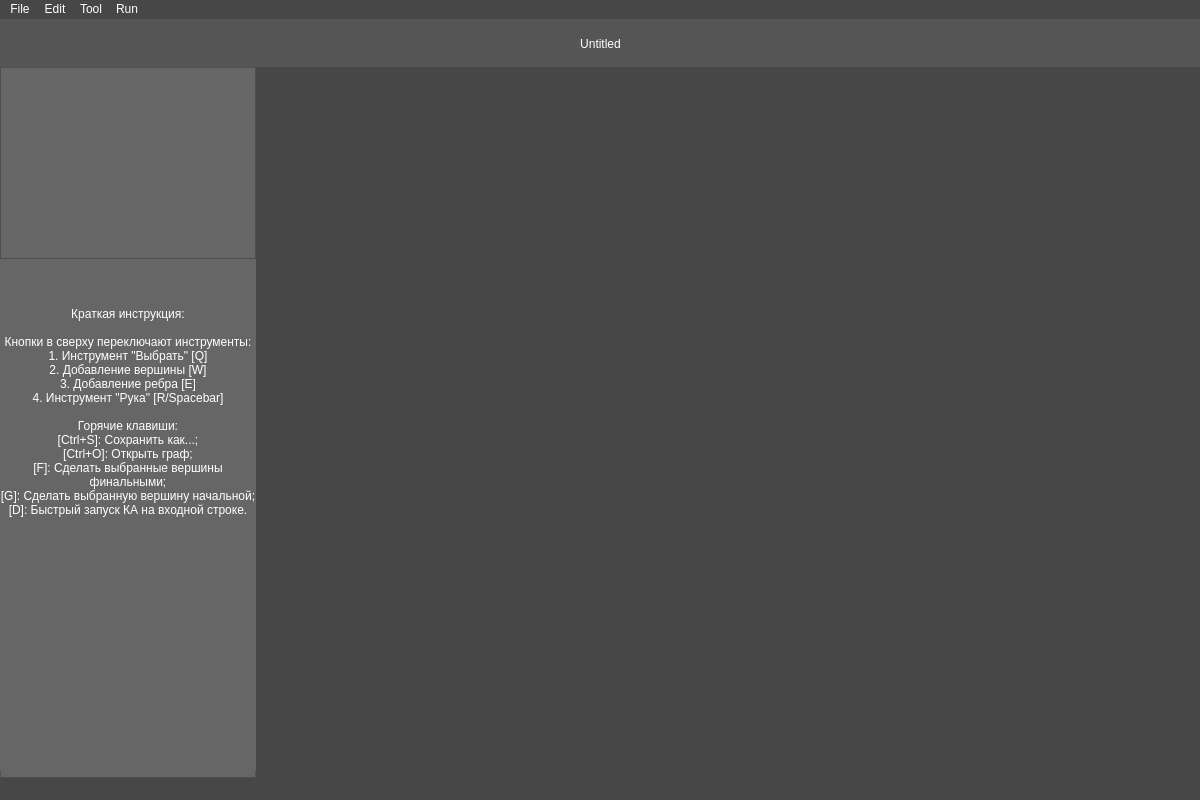
kaizxr/cafl, file res/ui/sandboxwindow.ui: the form before one commit.
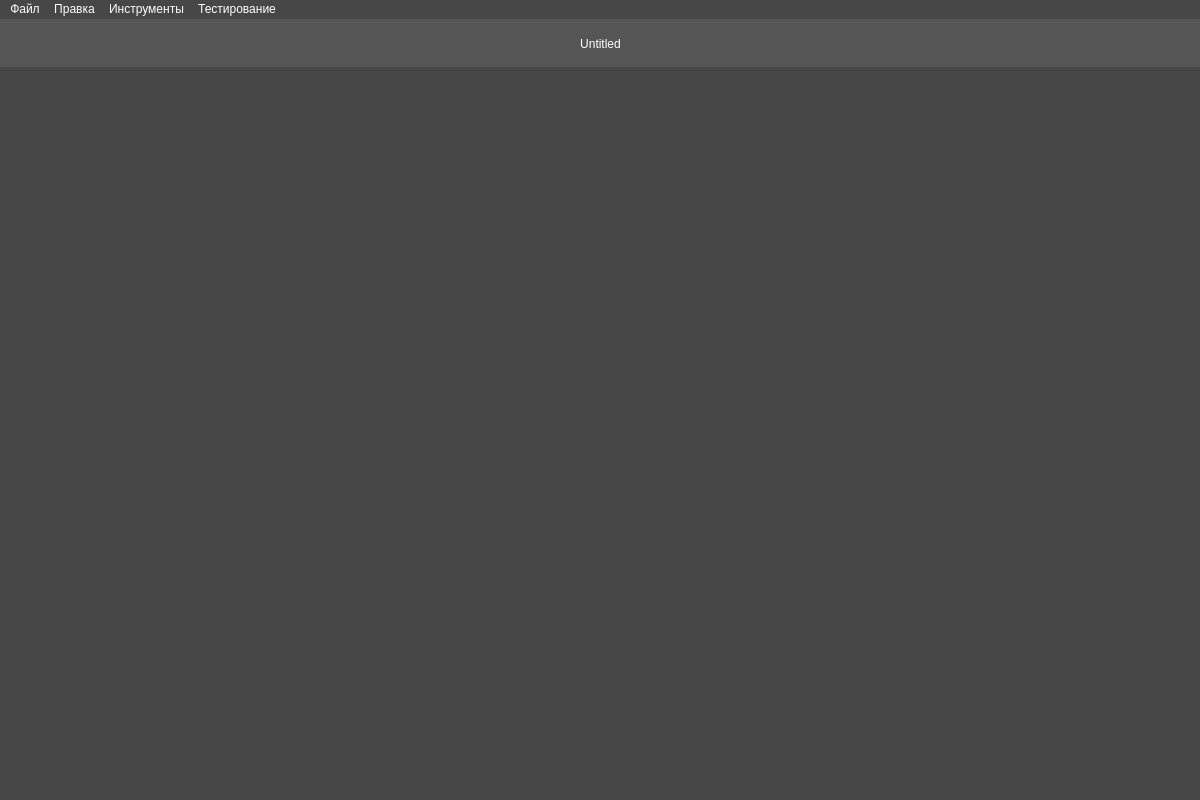
The form after the commit.

Patch:
```diff
--- a/res/ui/sandboxwindow.ui
+++ b/res/ui/sandboxwindow.ui
@@ -158,75 +158,6 @@
         <property name="spacing">
          <number>0</number>
         </property>
-        <item>
-         <widget class="QFrame" name="leftFrame">
-          <property name="maximumSize">
-           <size>
-            <width>256</width>
-            <height>16777215</height>
-           </size>
-          </property>
-          <property name="styleSheet">
-           <string notr="true">border-color: rgb(112, 0, 0);
-background-color: rgb(102, 102, 102);</string>
-          </property>
-          <property name="frameShape">
-           <enum>QFrame::StyledPanel</enum>
-          </property>
-          <property name="frameShadow">
-           <enum>QFrame::Raised</enum>
-          </property>
-          <widget class="QLabel" name="label_3">
-           <property name="geometry">
-            <rect>
-             <x>0</x>
-             <y>0</y>
-             <width>256</width>
-             <height>704</height>
-            </rect>
-           </property>
-           <property name="text">
-            <string>Краткая инструкция:
-
-Кнопки в сверху переключают инструменты:
-1. Инструмент &quot;Выбрать&quot; [Q]
-2. Добавление вершины [W]
-3. Добавление ребра [E]
-4. Инструмент &quot;Рука&quot; [R/Spacebar]
-
-Горячие клавиши:
-[Ctrl+S]: Сохранить как...;
-[Ctrl+O]: Открыть граф;
-[F]: Сделать выбранные вершины финальными;
-[G]: Сделать выбранную вершину начальной;
-[D]: Быстрый запуск КА на входной строке.
-</string>
-           </property>
-           <property name="textFormat">
-            <enum>Qt::PlainText</enum>
-           </property>
-           <property name="alignment">
-            <set>Qt::AlignCenter</set>
-           </property>
-           <property name="wordWrap">
-            <bool>true</bool>
-           </property>
-           <property name="margin">
-            <number>8</number>
-           </property>
-          </widget>
-          <widget class="QTableWidget" name="tableWidget">
-           <property name="geometry">
-            <rect>
-             <x>0</x>
-             <y>0</y>
-             <width>256</width>
-             <height>192</height>
-            </rect>
-           </property>
-          </widget>
-         </widget>
-        </item>
         <item>
          <widget class="QFrame" name="mainFrame">
           <property name="mouseTracking">
@@ -252,7 +183,7 @@
    </property>
    <widget class="QMenu" name="menuFile">
     <property name="title">
-     <string>File</string>
+     <string>Файл</string>
     </property>
     <addaction name="actionNewProject"/>
     <addaction name="actionOpenProject"/>
@@ -264,13 +195,13 @@
    </widget>
    <widget class="QMenu" name="menuEdit">
     <property name="title">
-     <string>Edit</string>
+     <string>Правка</string>
     </property>
     <addaction name="actionSelectAll"/>
    </widget>
    <widget class="QMenu" name="menuTool">
     <property name="title">
-     <string>Tool</string>
+     <string>Инструменты</string>
     </property>
     <addaction name="actionSelect"/>
     <addaction name="actionNode"/>
@@ -279,7 +210,7 @@
    </widget>
    <widget class="QMenu" name="menuRun">
     <property name="title">
-     <string>Run</string>
+     <string>Тестирование</string>
     </property>
     <addaction name="actionOneInput"/>
     <addaction name="actionMultipleInput"/>
```
Left out of the diff: 43 changed lines with no effect on the pictures.
